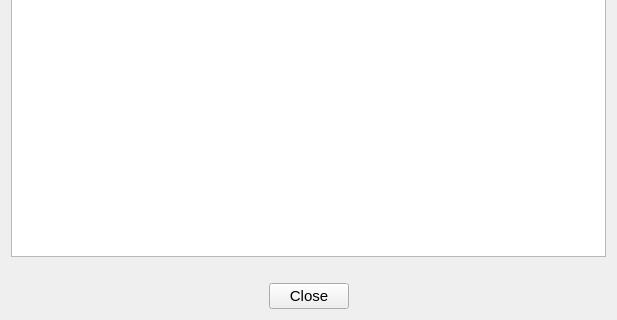
Qt form Store/searchitem.ui (SamanOmidi/GroceryStore) before a commit; both pictures show x 0 to 617 and y 241 to 561 of the 617 by 561 pixel window.
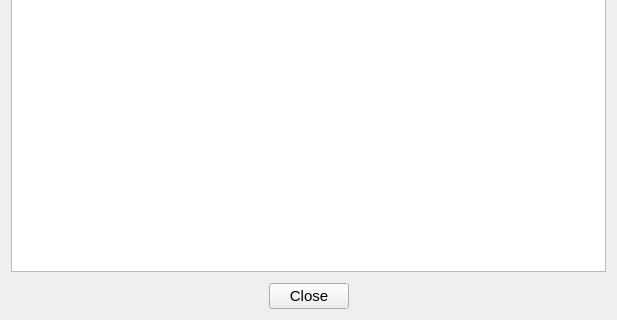
The same form after that commit.

Diff of the .ui file:
```diff
--- a/Store/searchitem.ui
+++ b/Store/searchitem.ui
@@ -229,7 +229,7 @@
        <property name="sizeHint" stdset="0">
         <size>
          <width>20</width>
-         <height>20</height>
+         <height>5</height>
         </size>
        </property>
       </spacer>
```
Left out of the diff: 2 changed lines with no effect on the pictures.
